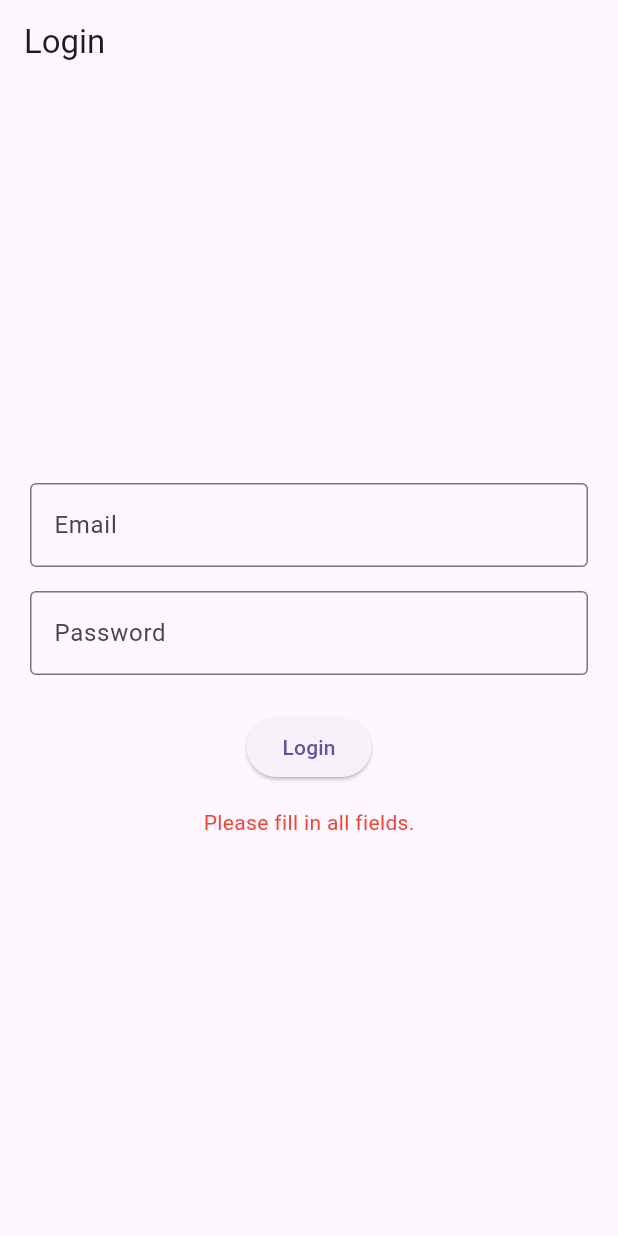
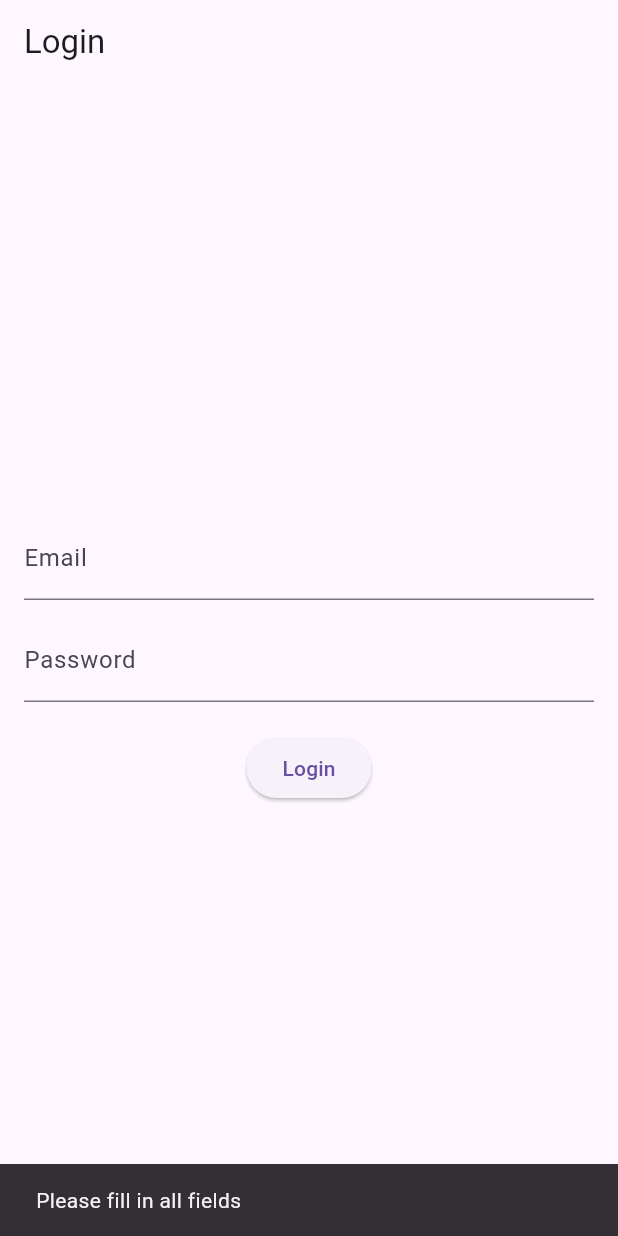
Before and after one commit to tsdebug/ticket_sales_app, a Flutter app: the screen it shows after launch, after a tap on "Login", on a phone screen of 412 x 824 dp. Run offline on Flutter 3.47's test engine with Material 3 defaults, Android fonts, the phone set to English and light mode, and no system bars.

Commit message:
updated for FAB

```diff
--- a/frontend/organizer_frontend/lib/main.dart
+++ b/frontend/organizer_frontend/lib/main.dart
@@ -1,16 +1,16 @@
 import 'package:flutter/material.dart';
 
 void main() {
-  runApp(const MyApp());
+  runApp(const OrganizerApp());
 }
 
-class MyApp extends StatelessWidget {
-  const MyApp({super.key});
+class OrganizerApp extends StatelessWidget {
+  const OrganizerApp({super.key});
 
   @override
   Widget build(BuildContext context) {
     return MaterialApp(
-      title: 'Organizer Login',
+      title: 'Organizer App',
       theme: ThemeData(
         primarySwatch: Colors.indigo,
       ),
@@ -30,59 +30,46 @@ class _LoginScreenState extends State<LoginScreen> {
   final TextEditingController _emailController = TextEditingController();
   final TextEditingController _passwordController = TextEditingController();
 
-  String _message = '';
-
-  void _login() {
+  void login() {
     String email = _emailController.text.trim();
     String password = _passwordController.text;
 
-    if (email.isEmpty || password.isEmpty) {
-      setState(() {
-        _message = 'Please fill in all fields.';
-      });
+    if (email.isNotEmpty && password.isNotEmpty) {
+      // Normally you'd call an API here, but we'll skip for now
+      Navigator.push(
+        context,
+        MaterialPageRoute(builder: (context) => const DashboardScreen()),
+      );
     } else {
-      setState(() {
-        _message = 'Login successful for $email';
-      });
-
-      // TODO: Call API or navigate to next screen
+      ScaffoldMessenger.of(context).showSnackBar(
+        const SnackBar(content: Text('Please fill in all fields')),
+      );
     }
   }
 
   @override
   Widget build(BuildContext context) {
     return Scaffold(
-      appBar: AppBar(title: const Text("Login")),
+      appBar: AppBar(title: const Text('Login')),
       body: Padding(
-        padding: const EdgeInsets.all(20.0),
+        padding: const EdgeInsets.all(16),
         child: Column(
           mainAxisAlignment: MainAxisAlignment.center,
           children: [
             TextField(
               controller: _emailController,
-              decoration: const InputDecoration(
-                labelText: 'Email',
-                border: OutlineInputBorder(),
-              ),
+              decoration: const InputDecoration(labelText: 'Email'),
             ),
-            const SizedBox(height: 16),
+            const SizedBox(height: 12),
             TextField(
               controller: _passwordController,
-              decoration: const InputDecoration(
-                labelText: 'Password',
-                border: OutlineInputBorder(),
-              ),
               obscureText: true,
+              decoration: const InputDecoration(labelText: 'Password'),
             ),
-            const SizedBox(height: 24),
+            const SizedBox(height: 20),
             ElevatedButton(
-              onPressed: _login,
+              onPressed: login,
               child: const Text('Login'),
-            ),
-            const SizedBox(height: 16),
-            Text(
-              _message,
-              style: const TextStyle(color: Colors.red),
             ),
           ],
         ),
@@ -90,3 +77,80 @@ class _LoginScreenState extends State<LoginScreen> {
     );
   }
 }
+
+class DashboardScreen extends StatelessWidget {
+  const DashboardScreen({super.key});
+
+  @override
+  Widget build(BuildContext context) {
+    return Scaffold(
+      appBar: AppBar(
+        title: const Text('Organizer Dashboard'),
+        actions: [
+          IconButton(
+            icon: const Icon(Icons.logout),
+            onPressed: () {
+              Navigator.pop(context);
+            },
+          ),
+        ],
+      ),
+      body: Padding(
+        padding: const EdgeInsets.all(16),
+        child: Column(
+          crossAxisAlignment: CrossAxisAlignment.start,
+          children: [
+            const Text(
+              'Welcome, Organizer!',
+              style: TextStyle(fontSize: 22, fontWeight: FontWeight.bold),
+            ),
+            const SizedBox(height: 20),
+            Row(
+              children: const [
+                Expanded(child: DashboardCard(title: 'Events', value: '3')),
+                SizedBox(width: 10),
+                Expanded(child: DashboardCard(title: 'Tickets Sold', value: '120')),
+                SizedBox(width: 10),
+                Expanded(child: DashboardCard(title: 'Revenue', value: '\$1500')),
+              ],
+            ),
+          ],
+        ),
+      ),
+      floatingActionButton: FloatingActionButton(
+        onPressed: () {
+          ScaffoldMessenger.of(context).showSnackBar(
+            const SnackBar(content: Text('Add Event Clicked')),
+          );
+        },
+        child: const Icon(Icons.add),
+      ),
+    );
+  }
+}
+
+class DashboardCard extends StatelessWidget {
+  final String title;
+  final String value;
+
+  const DashboardCard({super.key, required this.title, required this.value});
+
+  @override
+  Widget build(BuildContext context) {
+    return Card(
+      elevation: 4,
+      shape: RoundedRectangleBorder(borderRadius: BorderRadius.circular(10)),
+      child: Container(
+        padding: const EdgeInsets.all(16),
+        child: Column(
+          children: [
+            Text(title, style: const TextStyle(fontSize: 16)),
+            const SizedBox(height: 8),
+            Text(value,
+                style: const TextStyle(fontSize: 20, fontWeight: FontWeight.bold)),
+          ],
+        ),
+      ),
+    );
+  }
+}
```
